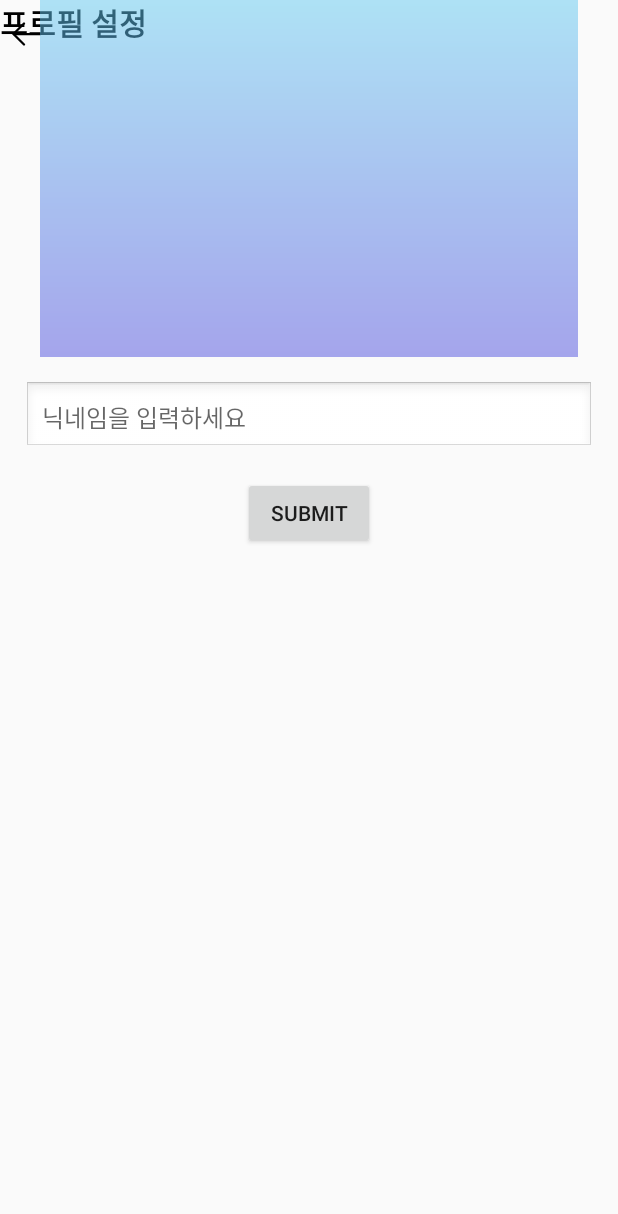
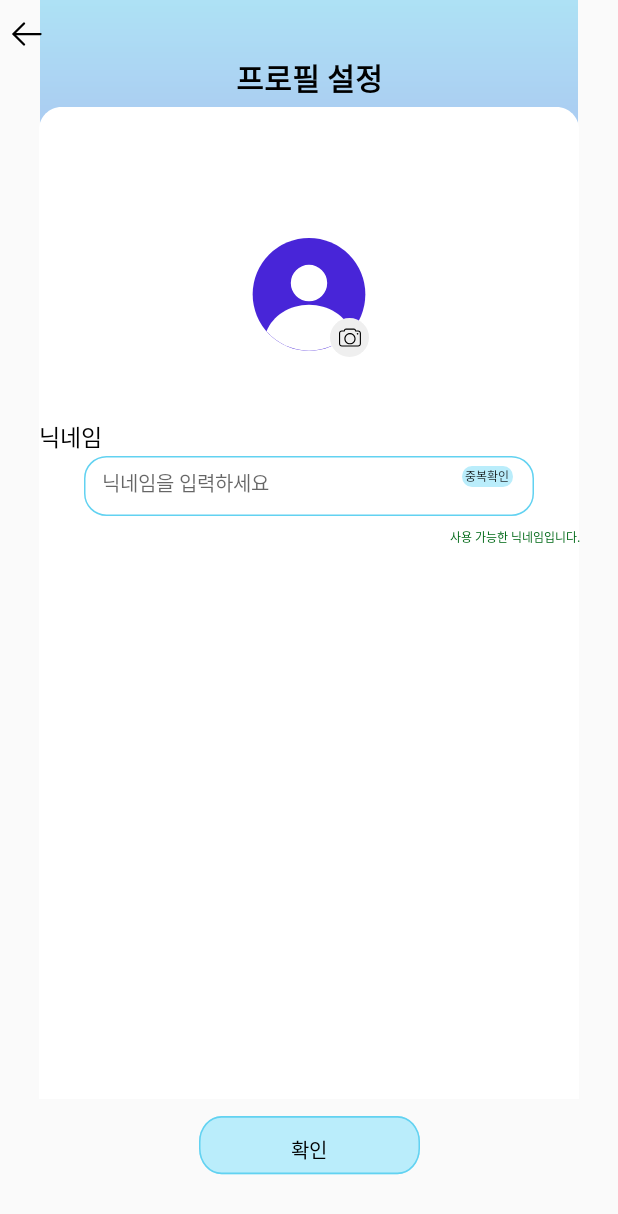
Before and after one commit to Alom-Team-Project-2024/Android, an Android app built with Jetpack Compose: the layout activity_profile.xml on its own in the app's theme, with its tools: preview values and no code run, on a phone screen of 412 x 824 dp. Shown: the top 1214 px of the screen. Run offline under Robolectric (Android 15) with nearby library versions, the phone set to English and light mode, and no system bars.

Commit message:
프로필 xml 완성

```diff
--- a/app/build.gradle.kts
+++ b/app/build.gradle.kts
@@ -57,6 +57,7 @@ dependencies {
     implementation("androidx.recyclerview:recyclerview:1.2.1")
     //이미지 불러오기
     implementation ("com.github.bumptech.glide:glide:4.12.0")
+    implementation("androidx.cardview:cardview:1.0.0")
     annotationProcessor ("com.github.bumptech.glide:compiler:4.12.0")
     //constraint 추가
     implementation ("androidx.constraintlayout:constraintlayout:2.1.0")
--- a/app/src/main/java/com/example/alom_team_project/Profile.kt
+++ b/app/src/main/java/com/example/alom_team_project/Profile.kt
@@ -34,7 +34,12 @@ class ProfileActivity : AppCompatActivity() {
         return sharedPref.getString("student_id", null)
     }
 
-    private fun updateProfile(nickname: String, studentId: String) {
+    private fun updateProfile(nickname: String, studentId: String?) {
+        if (studentId == null) {
+            Toast.makeText(this, "학번 불러오기 실패.", Toast.LENGTH_SHORT).show()
+            return
+        }
+
         val profileData = mapOf("username" to studentId, "name" to nickname)
 
         RetrofitClient.userApi.updateProfile(profileData).enqueue(object : Callback<Void> {
--- /dev/null
+++ b/app/src/main/res/drawable/group_150.xml
@@ -0,0 +1,16 @@
+<vector xmlns:android="http://schemas.android.com/apk/res/android"
+    android:width="60dp"
+    android:height="60dp"
+    android:viewportWidth="60"
+    android:viewportHeight="60">
+  <path
+      android:pathData="M30,26m-26,0a26,26 0,1 1,52 0a26,26 0,1 1,-52 0"
+      android:fillColor="#4825D8"/>
+  <path
+      android:pathData="M30,20.8m-8.4,0a8.4,8.4 0,1 1,16.8 0a8.4,8.4 0,1 1,-16.8 0"
+      android:fillColor="#ffffff"/>
+  <path
+      android:pathData="M10.383,43.066C13.238,35.92 20.943,30.8 29.999,30.8C39.055,30.8 46.759,35.92 49.615,43.066C44.848,48.54 37.827,52 29.999,52C22.17,52 15.149,48.54 10.383,43.066Z"
+      android:fillColor="#ffffff"
+      android:fillType="evenOdd"/>
+</vector>
--- /dev/null
+++ b/app/src/main/res/drawable/group_167.xml
@@ -0,0 +1,20 @@
+<vector xmlns:android="http://schemas.android.com/apk/res/android"
+    android:width="34dp"
+    android:height="34dp"
+    android:viewportWidth="34"
+    android:viewportHeight="34">
+  <path
+      android:pathData="M17,13m-13,0a13,13 0,1 1,26 0a13,13 0,1 1,-26 0"
+      android:fillColor="#EFEFEF"/>
+  <path
+      android:pathData="M14.688,7H19.938C20.683,7 21.292,7.58 21.341,8.313H22.75C23.785,8.313 24.625,9.152 24.625,10.188V17.125C24.625,18.16 23.785,19 22.75,19H11.875C10.84,19 10,18.16 10,17.125V10.188C10,9.152 10.84,8.313 11.875,8.313H13.284C13.333,7.58 13.942,7 14.688,7ZM19.938,7.75C20.3,7.75 20.594,8.044 20.594,8.406C20.594,8.769 20.888,9.063 21.25,9.063H22.75C23.371,9.063 23.875,9.566 23.875,10.188V17.125C23.875,17.746 23.371,18.25 22.75,18.25H11.875C11.254,18.25 10.75,17.746 10.75,17.125V10.188C10.75,9.566 11.254,9.063 11.875,9.063H13.375C13.737,9.063 14.031,8.769 14.031,8.406C14.031,8.044 14.325,7.75 14.688,7.75H19.938Z"
+      android:fillColor="#000000"
+      android:fillType="evenOdd"/>
+  <path
+      android:pathData="M17.313,16.75C18.969,16.75 20.313,15.407 20.313,13.75C20.313,12.093 18.969,10.75 17.313,10.75C15.656,10.75 14.313,12.093 14.313,13.75C14.313,15.407 15.656,16.75 17.313,16.75ZM17.313,17.5C19.384,17.5 21.063,15.821 21.063,13.75C21.063,11.679 19.384,10 17.313,10C15.241,10 13.563,11.679 13.563,13.75C13.563,15.821 15.241,17.5 17.313,17.5Z"
+      android:fillColor="#000000"
+      android:fillType="evenOdd"/>
+  <path
+      android:pathData="M22.938,10.563C22.938,10.873 22.686,11.125 22.375,11.125C22.064,11.125 21.813,10.873 21.813,10.563C21.813,10.252 22.064,10 22.375,10C22.686,10 22.938,10.252 22.938,10.563Z"
+      android:fillColor="#000000"/>
+</vector>
--- /dev/null
+++ b/app/src/main/res/drawable/group_172.xml
@@ -0,0 +1,16 @@
+<vector xmlns:android="http://schemas.android.com/apk/res/android"
+    android:width="138dp"
+    android:height="138dp"
+    android:viewportWidth="138"
+    android:viewportHeight="138">
+  <path
+      android:pathData="M69,65m-65,0a65,65 0,1 1,130 0a65,65 0,1 1,-130 0"
+      android:fillColor="#4825D8"/>
+  <path
+      android:pathData="M20,107.66C27.14,89.8 46.4,77 69.04,77C91.68,77 110.94,89.8 118.08,107.66C106.16,121.35 88.61,130 69.04,130C49.47,130 31.92,121.35 20,107.66Z"
+      android:fillColor="#ffffff"
+      android:fillType="evenOdd"/>
+  <path
+      android:pathData="M69,49m-21,0a21,21 0,1 1,42 0a21,21 0,1 1,-42 0"
+      android:fillColor="#ffffff"/>
+</vector>
--- /dev/null
+++ b/app/src/main/res/drawable/rectangle_201.xml
@@ -0,0 +1,11 @@
+<vector xmlns:android="http://schemas.android.com/apk/res/android"
+    android:width="300dp"
+    android:height="40dp"
+    android:viewportWidth="300"
+    android:viewportHeight="40">
+  <path
+      android:strokeWidth="1"
+      android:pathData="M15,0.5L285,0.5A14.5,14.5 0,0 1,299.5 15L299.5,25A14.5,14.5 0,0 1,285 39.5L15,39.5A14.5,14.5 0,0 1,0.5 25L0.5,15A14.5,14.5 0,0 1,15 0.5z"
+      android:fillColor="#00000000"
+      android:strokeColor="#62D2F1"/>
+</vector>
--- /dev/null
+++ b/app/src/main/res/drawable/rectangle_264.xml
@@ -0,0 +1,14 @@
+<vector xmlns:android="http://schemas.android.com/apk/res/android"
+    android:width="155dp"
+    android:height="42dp"
+    android:viewportWidth="155"
+    android:viewportHeight="42">
+  <path
+      android:pathData="M19,0L136,0A15,15 0,0 1,151 15L151,19A15,15 0,0 1,136 34L19,34A15,15 0,0 1,4 19L4,15A15,15 0,0 1,19 0z"
+      android:fillColor="#BAEDFB"/>
+  <path
+      android:strokeWidth="1"
+      android:pathData="M19,0.5L136,0.5A14.5,14.5 0,0 1,150.5 15L150.5,19A14.5,14.5 0,0 1,136 33.5L19,33.5A14.5,14.5 0,0 1,4.5 19L4.5,15A14.5,14.5 0,0 1,19 0.5z"
+      android:fillColor="#00000000"
+      android:strokeColor="#62D2F1"/>
+</vector>
--- /dev/null
+++ b/app/src/main/res/drawable/rectangle_267.xml
@@ -0,0 +1,9 @@
+<vector xmlns:android="http://schemas.android.com/apk/res/android"
+    android:width="360dp"
+    android:height="661dp"
+    android:viewportWidth="360"
+    android:viewportHeight="661">
+  <path
+      android:pathData="M0,15C0,6.72 6.72,0 15,0H345C353.28,0 360,6.72 360,15V661H0V15Z"
+      android:fillColor="#ffffff"/>
+</vector>
--- /dev/null
+++ b/app/src/main/res/drawable/rectangle_273.xml
@@ -0,0 +1,9 @@
+<vector xmlns:android="http://schemas.android.com/apk/res/android"
+    android:width="51dp"
+    android:height="20dp"
+    android:viewportWidth="51"
+    android:viewportHeight="20">
+  <path
+      android:pathData="M10,0L41,0A10,10 0,0 1,51 10L51,10A10,10 0,0 1,41 20L10,20A10,10 0,0 1,0 10L0,10A10,10 0,0 1,10 0z"
+      android:fillColor="#BAEDFB"/>
+</vector>
--- a/app/src/main/res/layout/activity_profile.xml
+++ b/app/src/main/res/layout/activity_profile.xml
@@ -1,13 +1,25 @@
 <?xml version="1.0" encoding="utf-8"?>
 <androidx.constraintlayout.widget.ConstraintLayout xmlns:android="http://schemas.android.com/apk/res/android"
+    xmlns:tools="http://schemas.android.com/tools"
     android:layout_width="match_parent"
     android:layout_height="match_parent"
     xmlns:app="http://schemas.android.com/apk/res-auto">
 
+    <!-- top ImageView -->
+    <ImageView
+        android:id="@+id/img_top"
+        android:layout_width="wrap_content"
+        android:layout_height="wrap_content"
+        android:src="@drawable/rectangle_223"
+        android:layout_marginTop="-15dp"
+        app:layout_constraintEnd_toEndOf="parent"
+        app:layout_constraintStart_toStartOf="parent"
+        app:layout_constraintTop_toTopOf="parent"
+        />
 
     <!-- 뒤로가기 버튼 -->
     <ImageButton
-        android:id="@+id/back_button"
+        android:id="@+id/btn_back"
         android:layout_width="wrap_content"
         android:layout_height="wrap_content"
         android:src="@drawable/back_button"
@@ -20,52 +32,132 @@
 
     <!-- text -->
     <TextView
-        android:id="@+id/joinTitle"
+        android:id="@+id/tv_title"
         android:layout_width="wrap_content"
         android:layout_height="wrap_content"
-        android:background="@android:color/transparent"
         android:text="프로필 설정"
         android:textColor="#000000"
+        app:layout_constraintStart_toStartOf="parent"
+        app:layout_constraintEnd_toEndOf="parent"
+        app:layout_constraintTop_toTopOf="parent"
+        android:layout_marginTop="55px"
         android:textSize="20sp"
         android:textStyle="bold"
         />
 
-    <!-- top ImageView -->
+
+   <ImageView
+    android:id="@+id/img_bottom"
+    android:layout_width="wrap_content"
+    android:layout_height="wrap_content"
+    android:background="@drawable/rectangle_267"
+    app:layout_constraintTop_toTopOf="parent"
+    android:layout_marginTop="107px"
+    app:layout_constraintStart_toStartOf="parent"
+    app:layout_constraintEnd_toEndOf="parent"
+    />
+
     <ImageView
-        android:id="@+id/img_top"
+        android:id="@+id/img_profile"
+        android:layout_width="130px"
+        android:layout_height="130px"
+        android:background="@drawable/group_150"
+        app:layout_constraintStart_toStartOf="parent"
+        app:layout_constraintEnd_toEndOf="parent"
+        app:layout_constraintTop_toTopOf="@id/img_bottom"
+        android:layout_marginTop="110px"
+        android:elevation="20dp"
+        app:layout_constraintBottom_toTopOf="@id/rel_nickname"
+        android:layout_marginBottom="68px"
+        />
+
+    <ImageButton
+        android:id="@+id/btn_profile"
         android:layout_width="wrap_content"
         android:layout_height="wrap_content"
-        android:src="@drawable/rectangle_223"
-        android:layout_marginTop="-15dp"
-        app:layout_constraintEnd_toEndOf="parent"
+        android:background="@drawable/group_167"
+        android:elevation="20dp"
+        app:layout_constraintTop_toBottomOf="@id/img_profile"
+        app:layout_constraintStart_toEndOf="@id/img_profile"
+        android:layout_marginTop="-50px"
+        android:layout_marginStart="-50px"
+        />
+    <TextView
+        android:id="@+id/tv_nickname"
+        android:text="닉네임"
+        android:textColor="#000000"
+        android:textSize="15dp"
+        app:layout_constraintBottom_toTopOf="@id/rel_nickname"
         app:layout_constraintStart_toStartOf="parent"
-        app:layout_constraintTop_toTopOf="parent"
+        android:layout_marginStart="39px"
+        android:layout_width="wrap_content"
+        android:layout_height="wrap_content"
+        android:layout_marginBottom="2px"
         />
-    <!-- Nickname EditText -->
-    <EditText
-        android:id="@+id/et_nickname"
-        android:layout_width="0dp"
+
+    <RelativeLayout
+        android:id="@+id/rel_nickname"
+        android:layout_width="wrap_content"
         android:layout_height="wrap_content"
-        android:hint="닉네임을 입력하세요"
-        android:padding="12dp"
-        android:background="@android:drawable/edit_text"
-        android:textColor="#000000"
-        android:textSize="16sp"
-        app:layout_constraintTop_toBottomOf="@id/img_top"
+        android:layout_marginTop="304dp"
         app:layout_constraintStart_toStartOf="parent"
         app:layout_constraintEnd_toEndOf="parent"
-        android:layout_marginTop="16dp"
-        android:layout_marginStart="16dp"
-        android:layout_marginEnd="16dp" />
+        app:layout_constraintTop_toTopOf="parent"
+        tools:layout_editor_absoluteX="0dp">
+
+        <!-- Nickname EditText -->
+        <EditText
+            android:id="@+id/et_nickname"
+            android:layout_width="wrap_content"
+            android:layout_height="40dp"
+            android:hint="닉네임을 입력하세요"
+            android:layout_alignParentStart="true"
+            android:layout_marginStart="30dp"
+            android:layout_marginEnd="30dp"
+            android:layout_marginBottom="8dp"
+            android:background="@drawable/rectangle_201"
+            android:padding="12dp"
+            android:textColor="#000000"
+            android:textSize="13sp" />
+
+        <Button
+            android:id="@+id/btn_check_double"
+            android:layout_width="51px"
+            android:layout_height="21px"
+            android:text="중복확인"
+            android:layout_alignTop="@id/et_nickname"
+            android:layout_alignEnd="@+id/et_nickname"
+            android:layout_marginTop="10px"
+            android:layout_marginEnd="14dp"
+            android:textSize="8sp"
+            android:background="@drawable/rectangle_273" />
+    </RelativeLayout>
+
+    <TextView
+        android:id="@+id/tv_check_double"
+        android:text="사용 가능한 닉네임입니다."
+        android:textSize="8sp"
+        android:textColor="#006917"
+        android:layout_width="wrap_content"
+        android:layout_height="wrap_content"
+        app:layout_constraintTop_toBottomOf="@id/rel_nickname"
+        app:layout_constraintEnd_toEndOf="parent"
+        android:layout_marginEnd="38px"
+        />
 
     <Button
         android:id="@+id/btn_submit"
         android:layout_width="wrap_content"
         android:layout_height="wrap_content"
-        android:text="Submit"
-        app:layout_constraintTop_toBottomOf="@id/et_nickname"
+        android:text="확인"
+        android:textSize="13sp"
+        android:textColor="#000000"
+        android:paddingBottom="5px"
+        android:background="@drawable/rectangle_264"
         app:layout_constraintStart_toStartOf="parent"
         app:layout_constraintEnd_toEndOf="parent"
-        android:layout_marginTop="16dp" />
+        app:layout_constraintBottom_toBottomOf="parent"
+        android:layout_marginBottom="48px"
+        />
 
 </androidx.constraintlayout.widget.ConstraintLayout>
--- a/app/src/main/res/layout/fragment_record_menu.xml
+++ /dev/null
@@ -1,6 +0,0 @@
-<?xml version="1.0" encoding="utf-8"?>
-<androidx.constraintlayout.widget.ConstraintLayout xmlns:android="http://schemas.android.com/apk/res/android"
-    android:layout_width="match_parent"
-    android:layout_height="match_parent">
-
-</androidx.constraintlayout.widget.ConstraintLayout>
--- a/app/src/main/res/layout/item_home_question.xml
+++ /dev/null
@@ -1,6 +0,0 @@
-<?xml version="1.0" encoding="utf-8"?>
-<androidx.constraintlayout.widget.ConstraintLayout xmlns:android="http://schemas.android.com/apk/res/android"
-    android:layout_width="match_parent"
-    android:layout_height="match_parent">
-
-</androidx.constraintlayout.widget.ConstraintLayout>
--- a/app/src/main/res/layout/item_record.xml
+++ /dev/null
@@ -1,6 +0,0 @@
-<?xml version="1.0" encoding="utf-8"?>
-<androidx.constraintlayout.widget.ConstraintLayout xmlns:android="http://schemas.android.com/apk/res/android"
-    android:layout_width="match_parent"
-    android:layout_height="match_parent">
-
-</androidx.constraintlayout.widget.ConstraintLayout>
```
